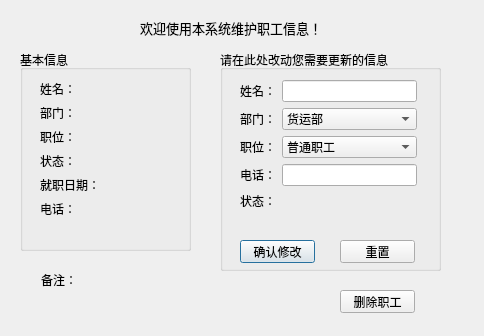
liwen123cd/curly-tribble, file sys_maintain_staff.ui: the form before one commit.
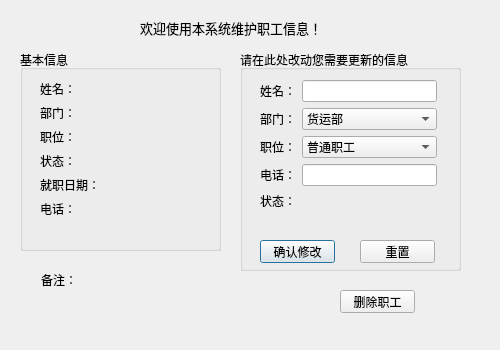
The form after the commit.

The edit to the form file:
```diff
--- a/sys_maintain_staff.ui
+++ b/sys_maintain_staff.ui
@@ -9,8 +9,8 @@
    <rect>
     <x>0</x>
     <y>0</y>
-    <width>484</width>
-    <height>336</height>
+    <width>500</width>
+    <height>350</height>
    </rect>
   </property>
   <property name="font">
@@ -47,7 +47,7 @@
     <rect>
      <x>20</x>
      <y>50</y>
-     <width>171</width>
+     <width>201</width>
      <height>201</height>
     </rect>
    </property>
@@ -59,7 +59,7 @@
      <rect>
       <x>20</x>
       <y>30</y>
-      <width>131</width>
+      <width>161</width>
       <height>141</height>
      </rect>
     </property>
@@ -157,7 +157,7 @@
   <widget class="QGroupBox" name="groupBox_2">
    <property name="geometry">
     <rect>
-     <x>220</x>
+     <x>240</x>
      <y>50</y>
      <width>221</width>
      <height>221</height>
```
